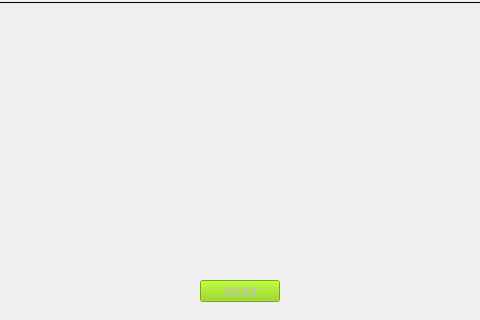
Old version of the form text_entry_speed_test.ui in the repository ITT-21SS-UR/assignment-5-text-entry-lm; both pictures show x 133 to 613 and y 280 to 600 of the 800 by 600 pixel window.
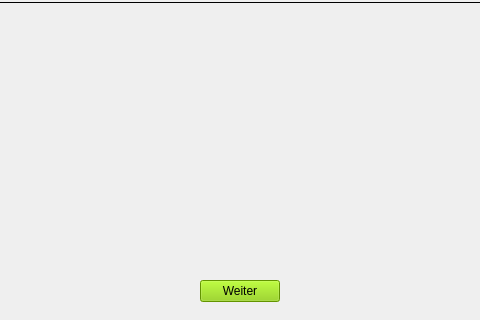
New version of the form. The open tabs and pages were chosen to show the change.

Patch:
```diff
--- a/text_entry_speed_test.ui
+++ b/text_entry_speed_test.ui
@@ -355,7 +355,7 @@
         <item>
          <widget class="QPushButton" name="task_finished_btn">
           <property name="enabled">
-           <bool>false</bool>
+           <bool>true</bool>
           </property>
           <property name="styleSheet">
            <string notr="true">background-color: rgb(138, 207, 0);</string>
```
